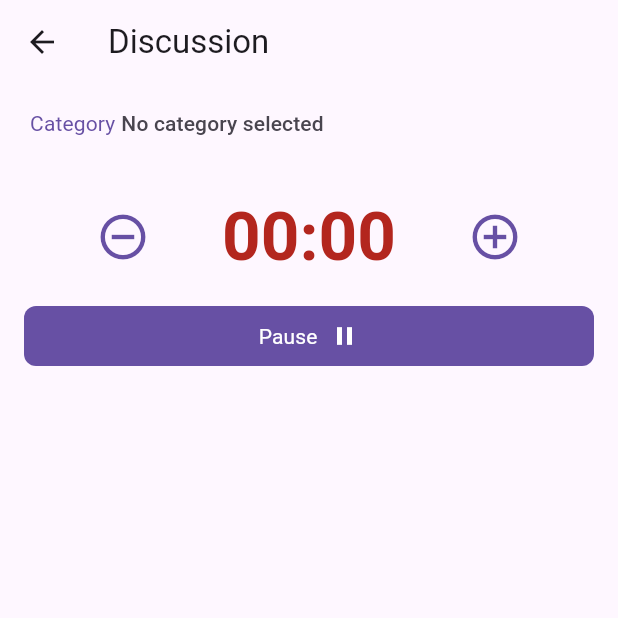
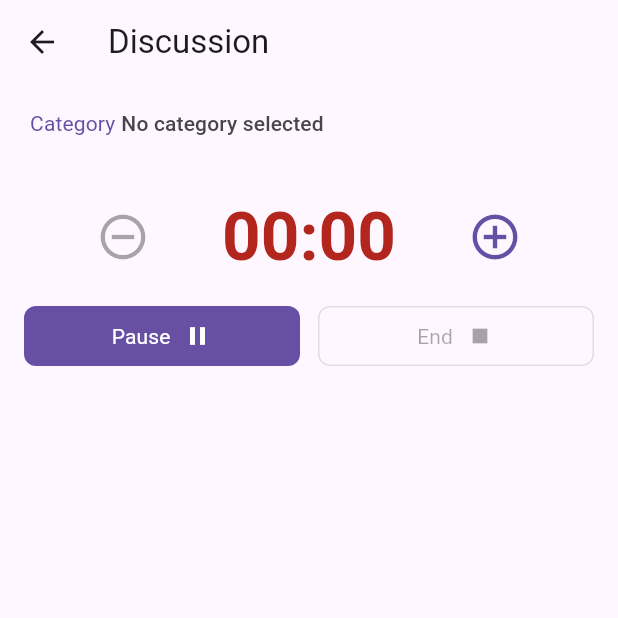
Before and after one commit to szebert/word_wolf, a Flutter app: the DiscussionView screen opened directly, on a phone screen of 412 x 824 dp, the top half of it. Run offline on Flutter 3.47's test engine with Material 3 defaults, Android fonts, the light colour scheme and no system bars; our stand-ins replace audioplayers, bloc, equatable, firebase_analytics, firebase_core, firebase_crashlytics and 6 more; missing offline and left inert: flex_seed_scheme; accounts and stored records are empty; generated files the repository leaves out were written again; project files that could hold a hidden picture were left out.

Commit message:
feat: Add time adjustment button disabling logic in Discussion and Wolf Revenge pages to prevent invalid time settings

```diff
--- a/lib/game/view/discussion_page.dart
+++ b/lib/game/view/discussion_page.dart
@@ -297,6 +297,7 @@ class _DiscussionViewState extends State<DiscussionView>
             AppIconButton(
               icon: const Icon(Icons.remove_circle_outline, size: 36),
               tooltip: l10n.decreaseDuration,
+              disabled: gameState.remainingTimeInSeconds <= 60 + 1,
               onPressed: () => _adjustTime(-1),
               color: Theme.of(context).colorScheme.primary,
             ),
@@ -318,6 +319,7 @@ class _DiscussionViewState extends State<DiscussionView>
             AppIconButton(
               icon: const Icon(Icons.add_circle_outline, size: 36),
               tooltip: l10n.increaseDuration,
+              disabled: gameState.remainingTimeInSeconds >= 60 * (100 - 1),
               onPressed: () => _adjustTime(1),
               color: Theme.of(context).colorScheme.primary,
             ),
@@ -326,12 +328,10 @@ class _DiscussionViewState extends State<DiscussionView>
 
         const SizedBox(height: AppSpacing.lg),
 
-        // Control Buttons - Full width pause or side-by-side resume/end
-        if (_isPaused)
-          // Show Resume and End buttons side by side when paused
+        // Control Buttons - Side-by-side pause/resume and end
         Row(
           children: [
-              // Resume button
+            // Pause/Resume button
             Expanded(
               child: AppButton(
                 onPressed: _togglePause,
@@ -340,11 +340,14 @@ class _DiscussionViewState extends State<DiscussionView>
                   mainAxisAlignment: MainAxisAlignment.center,
                   children: [
                     AppText(
-                        l10n.resume,
+                      _isPaused ? l10n.resume : l10n.pause,
                       variant: AppTextVariant.labelLarge,
                     ),
                     const SizedBox(width: AppSpacing.sm),
-                      const Icon(Icons.play_arrow, size: 20),
+                    Icon(
+                      _isPaused ? Icons.play_arrow : Icons.pause_outlined,
+                      size: 20,
+                    ),
                   ],
                 ),
               ),
@@ -353,7 +356,7 @@ class _DiscussionViewState extends State<DiscussionView>
             // End button
             Expanded(
               child: AppButton(
-                  onPressed: _endDiscussion,
+                onPressed: _isPaused ? _endDiscussion : null,
                 variant: AppButtonVariant.outlined,
                 child: Row(
                   mainAxisAlignment: MainAxisAlignment.center,
@@ -369,24 +372,6 @@ class _DiscussionViewState extends State<DiscussionView>
               ),
             ),
           ],
-          )
-        else
-          // Show full width Pause button when not paused
-          AppButton(
-            onPressed: _togglePause,
-            minWidth: double.infinity,
-            variant: AppButtonVariant.filled,
-            child: Row(
-              mainAxisAlignment: MainAxisAlignment.center,
-              children: [
-                AppText(
-                  l10n.pause,
-                  variant: AppTextVariant.labelLarge,
-                ),
-                const SizedBox(width: AppSpacing.sm),
-                const Icon(Icons.pause_outlined, size: 20),
-              ],
-            ),
         ),
 
         const SizedBox(height: AppSpacing.xxlg),
--- a/lib/game/view/wolf_revenge_page.dart
+++ b/lib/game/view/wolf_revenge_page.dart
@@ -363,6 +363,7 @@ class _WolfRevengeViewState extends State<WolfRevengeView> {
                                         Icons.remove_circle_outline,
                                         size: 36),
                                     tooltip: l10n.revengeDecreaseTime,
+                                    disabled: _displaySeconds <= 30 + 1,
                                     onPressed: () => _adjustTime(-30),
                                     color:
                                         Theme.of(context).colorScheme.primary,
@@ -398,6 +399,7 @@ class _WolfRevengeViewState extends State<WolfRevengeView> {
                                     icon: const Icon(Icons.add_circle_outline,
                                         size: 36),
                                     tooltip: l10n.revengeIncreaseTime,
+                                    disabled: _displaySeconds > (60 * 5) - 30,
                                     onPressed: () => _adjustTime(30),
                                     color:
                                         Theme.of(context).colorScheme.primary,
```
Lines whose indentation alone changed are shown as unchanged.
